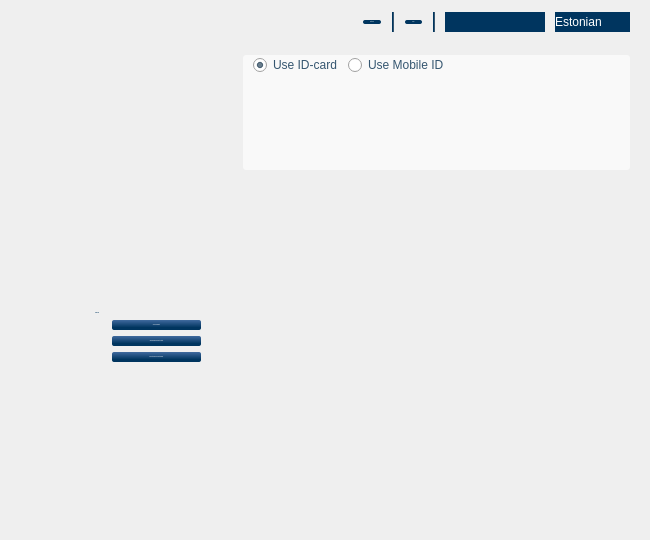
tixsys/esteid, file qdigidoc/trunk/client/ui/MainWindow.ui: the form before one commit.
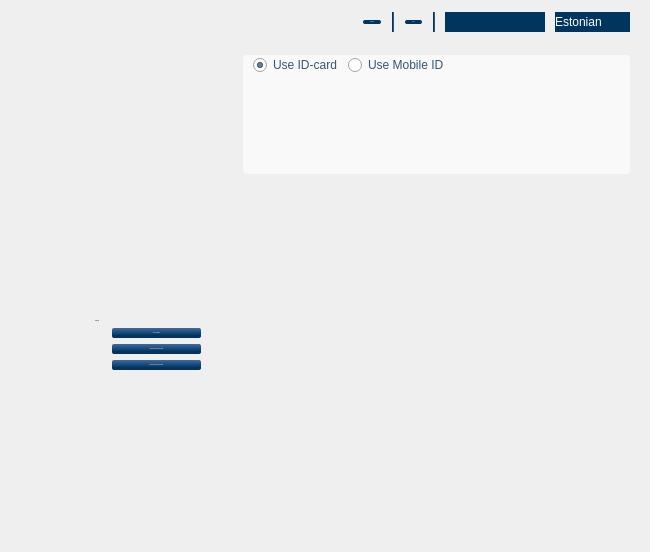
The form after the commit. Icons and pictures are not drawn. Custom widgets are drawn as their Qt base class.

Commit message:
qdigidoc: client change height of main windows
Ticket #799

The edit to the form file:
```diff
--- a/qdigidoc/trunk/client/ui/MainWindow.ui
+++ b/qdigidoc/trunk/client/ui/MainWindow.ui
@@ -7,7 +7,7 @@
     <x>0</x>
     <y>0</y>
     <width>650</width>
-    <height>540</height>
+    <height>552</height>
    </rect>
   </property>
   <property name="sizePolicy">
@@ -19,13 +19,13 @@
   <property name="minimumSize">
    <size>
     <width>650</width>
-    <height>540</height>
+    <height>552</height>
    </size>
   </property>
   <property name="maximumSize">
    <size>
     <width>650</width>
-    <height>540</height>
+    <height>552</height>
    </size>
   </property>
   <property name="acceptDrops">
```
The commit also changes 1 other file.
